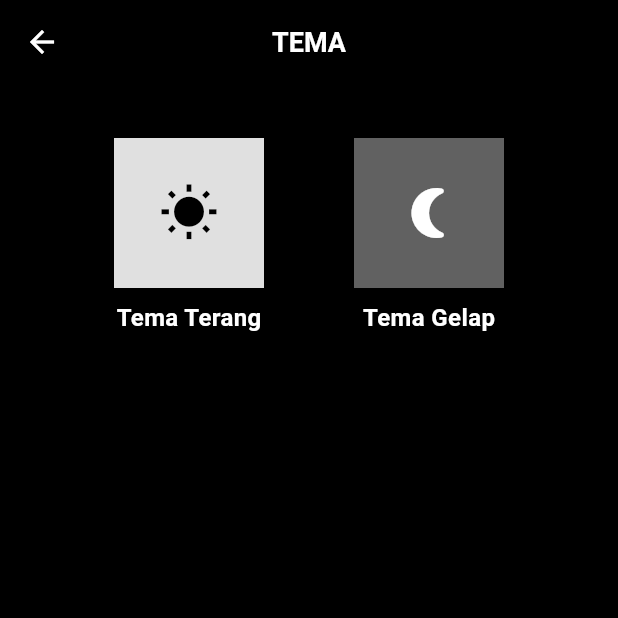
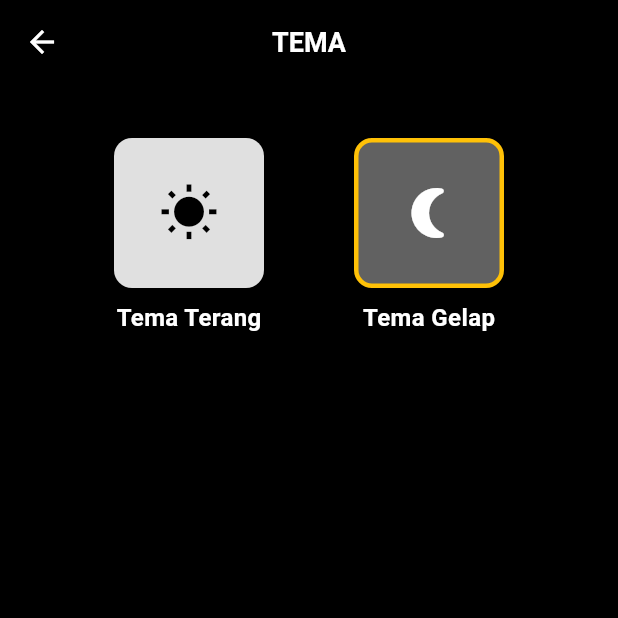
Before and after one commit to Asmaranr/catatan_dartsquad, a Flutter app: the GantiTema screen opened directly, after a tap on "Tema Gelap", on a phone screen of 412 x 824 dp, the top half of it. Run offline on Flutter 3.47's test engine with Material 3 defaults, Android fonts, the phone set to English and light mode, and no system bars; our stand-ins replace get, get_storage, image_picker; accounts and stored records are empty.

Commit message:
perbaikan dashboard, edit, ganti tema dan profil

```diff
--- a/lib/Dashboard.dart
+++ b/lib/Dashboard.dart
@@ -115,10 +115,12 @@ class _DashboardState extends State<Dashboard> {
                 IconButton(
                   icon: Icon(Icons.palette,
                       color: isDark ? Colors.white : Colors.black),
-                  onPressed: () {
-                    Get.to(() => const GantiTema());
+                  onPressed: () async {
+                    await Get.to(() => const GantiTema());
+                    setState(() {});
                   },
                 ),
+
                 IconButton(
                   icon: Icon(Icons.add_circle,
                       size: 40, color: isDark ? Colors.white : Colors.black),
--- a/lib/Edit.dart
+++ b/lib/Edit.dart
@@ -1,6 +1,3 @@
-// ================================
-// FILE: edit.dart
-// ================================
 import 'dart:typed_data';
 import 'package:flutter/foundation.dart' show kIsWeb;
 import 'package:flutter/material.dart';
--- a/lib/Ganti_Tema.dart
+++ b/lib/Ganti_Tema.dart
@@ -16,14 +16,12 @@ class _GantiTemaState extends State<GantiTema> {
 
   void setTema(bool isGelap) {
     box.write('temaGelap', isGelap);
-    Get.forceAppUpdate(); // Memaksa update tema secara global
-    setState(() {}); // Perbarui tampilan halaman ini
+    Get.forceAppUpdate();
+    setState(() {});
   }
 
   @override
   Widget build(BuildContext context) {
-    print("Tema Gelap aktif: $temaGelap"); // Debugging
-
     return Scaffold(
       backgroundColor: temaGelap ? Colors.black : Colors.white,
       appBar: AppBar(
@@ -53,14 +51,24 @@ class _GantiTemaState extends State<GantiTema> {
               mainAxisAlignment: MainAxisAlignment.spaceEvenly,
               children: [
                 // Tema Terang
-                GestureDetector(
+                Material(
+                  color: Colors.transparent,
+                  child: InkWell(
+                    borderRadius: BorderRadius.circular(12),
                     onTap: () => setTema(false),
                     child: Column(
                       children: [
                         Container(
                           width: 100,
                           height: 100,
+                          decoration: BoxDecoration(
                             color: Colors.grey[300],
+                            borderRadius: BorderRadius.circular(12),
+                            border: Border.all(
+                              color: !temaGelap ? Colors.amber : Colors.transparent,
+                              width: 3,
+                            ),
+                          ),
                           child: const Center(
                             child: Icon(Icons.wb_sunny,
                                 size: 40, color: Colors.black),
@@ -78,15 +86,27 @@ class _GantiTemaState extends State<GantiTema> {
                       ],
                     ),
                   ),
+                ),
+
                 // Tema Gelap
-                GestureDetector(
+                Material(
+                  color: Colors.transparent,
+                  child: InkWell(
+                    borderRadius: BorderRadius.circular(12),
                     onTap: () => setTema(true),
                     child: Column(
                       children: [
                         Container(
                           width: 100,
                           height: 100,
+                          decoration: BoxDecoration(
                             color: Colors.grey[700],
+                            borderRadius: BorderRadius.circular(12),
+                            border: Border.all(
+                              color: temaGelap ? Colors.amber : Colors.transparent,
+                              width: 3,
+                            ),
+                          ),
                           child: const Center(
                             child: Icon(Icons.nightlight_round,
                                 size: 40, color: Colors.white),
@@ -104,6 +124,7 @@ class _GantiTemaState extends State<GantiTema> {
                       ],
                     ),
                   ),
+                ),
               ],
             )
           ],
--- a/lib/Profil.dart
+++ b/lib/Profil.dart
@@ -4,7 +4,7 @@ import 'package:flutter/foundation.dart' show kIsWeb;
 import 'package:flutter/material.dart';
 import 'package:get_storage/get_storage.dart';
 import 'package:catatan_dartsquad/SplashScreen.dart';
-import 'edit.dart';
+import 'package:catatan_dartsquad/Edit.dart';
 
 class Profil extends StatefulWidget {
   const Profil({super.key});
@@ -212,7 +212,6 @@ class _ProfilState extends State<Profil> {
               borderRadius: BorderRadius.circular(25),
               borderSide: BorderSide.none,
             ),
-            prefixIcon: Icon(Icons.lock, color: textColor),
             suffixIcon: IconButton(
               icon: Icon(
                 isVisible ? Icons.visibility : Icons.visibility_off,
```
Also changed, not shown: lib/main.dart (line endings or trailing spaces). Lines whose indentation alone changed are shown as unchanged.
